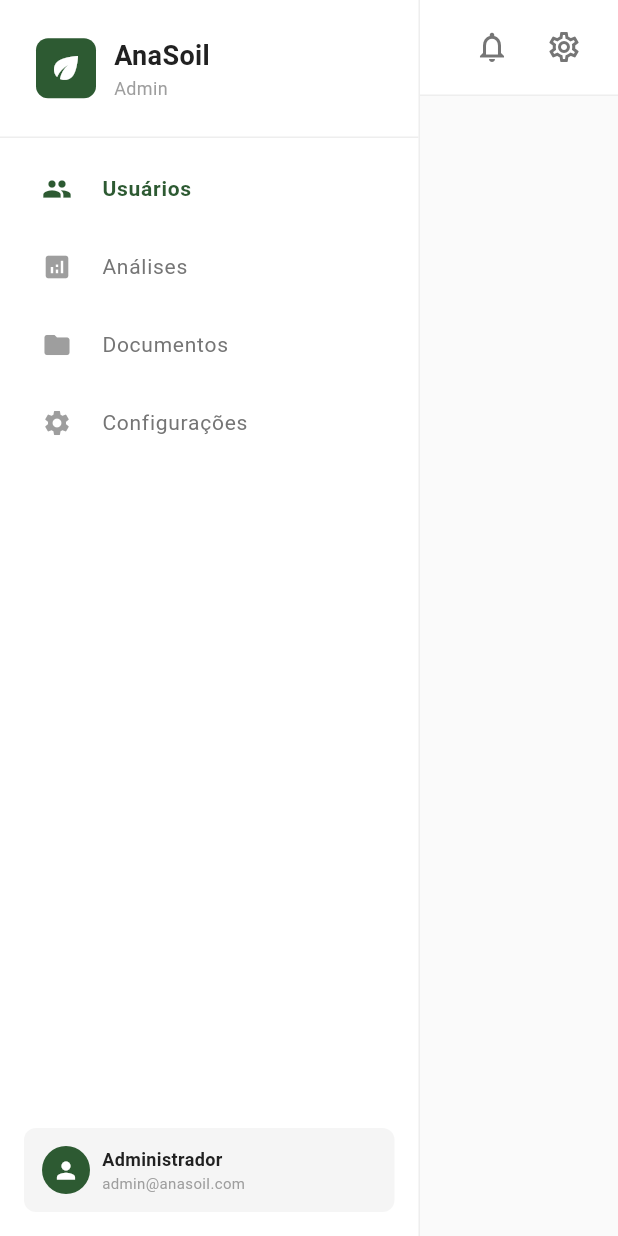
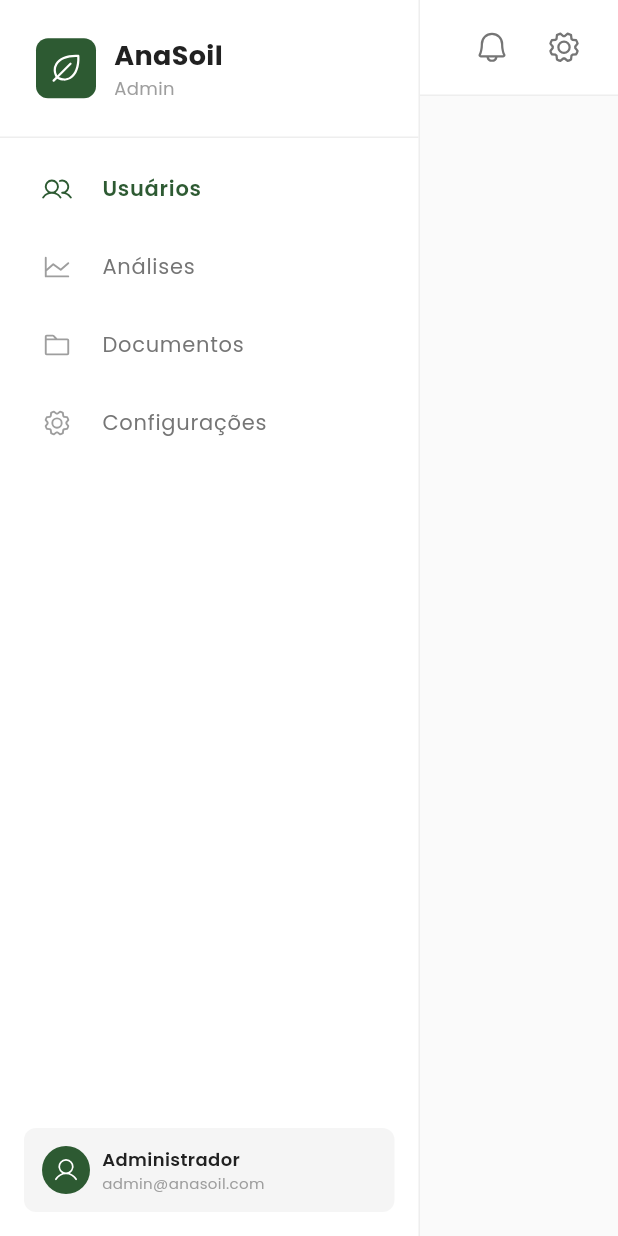
Before and after one commit to leandromesq/anasoil, a Flutter app: the AppLayout screen opened directly with empty values, on a phone screen of 412 x 824 dp. Run offline on Flutter 3.47's test engine with Material 3 defaults, Android fonts, the phone set to English and light mode, and no system bars; our stand-ins replace cloud_firestore, firebase_core, get_it, go_router, google_fonts, phosphor_flutter and 1 more; missing offline and left inert: result_command; accounts and stored records are empty.

Commit message:
changed font and icon library

```diff
--- a/anasoil_admin/lib/core/theme/app_theme.dart
+++ b/anasoil_admin/lib/core/theme/app_theme.dart
@@ -1,4 +1,5 @@
 import 'package:flutter/material.dart';
+import 'package:google_fonts/google_fonts.dart';
 
 class AppTheme {
   // Paleta de cores
@@ -54,18 +55,101 @@ class AppTheme {
       outlineVariant: baseGray200,
     ),
 
+    // Typography with Poppins font
+    textTheme: GoogleFonts.poppinsTextTheme().copyWith(
+      // Headings
+      displayLarge: GoogleFonts.poppins(
+        fontSize: 32,
+        fontWeight: FontWeight.w600,
+        color: baseGray900,
+      ),
+      displayMedium: GoogleFonts.poppins(
+        fontSize: 28,
+        fontWeight: FontWeight.w600,
+        color: baseGray900,
+      ),
+      displaySmall: GoogleFonts.poppins(
+        fontSize: 24,
+        fontWeight: FontWeight.w600,
+        color: baseGray900,
+      ),
+      headlineLarge: GoogleFonts.poppins(
+        fontSize: 22,
+        fontWeight: FontWeight.w600,
+        color: baseGray900,
+      ),
+      headlineMedium: GoogleFonts.poppins(
+        fontSize: 20,
+        fontWeight: FontWeight.w600,
+        color: baseGray900,
+      ),
+      headlineSmall: GoogleFonts.poppins(
+        fontSize: 18,
+        fontWeight: FontWeight.w600,
+        color: baseGray900,
+      ),
+      // Titles
+      titleLarge: GoogleFonts.poppins(
+        fontSize: 16,
+        fontWeight: FontWeight.w600,
+        color: baseGray900,
+      ),
+      titleMedium: GoogleFonts.poppins(
+        fontSize: 14,
+        fontWeight: FontWeight.w600,
+        color: baseGray900,
+      ),
+      titleSmall: GoogleFonts.poppins(
+        fontSize: 12,
+        fontWeight: FontWeight.w600,
+        color: baseGray900,
+      ),
+      // Body text
+      bodyLarge: GoogleFonts.poppins(
+        fontSize: 16,
+        fontWeight: FontWeight.w400,
+        color: baseGray900,
+      ),
+      bodyMedium: GoogleFonts.poppins(
+        fontSize: 14,
+        fontWeight: FontWeight.w400,
+        color: baseGray900,
+      ),
+      bodySmall: GoogleFonts.poppins(
+        fontSize: 12,
+        fontWeight: FontWeight.w400,
+        color: baseGray600,
+      ),
+      // Labels
+      labelLarge: GoogleFonts.poppins(
+        fontSize: 14,
+        fontWeight: FontWeight.w500,
+        color: baseGray900,
+      ),
+      labelMedium: GoogleFonts.poppins(
+        fontSize: 12,
+        fontWeight: FontWeight.w500,
+        color: baseGray600,
+      ),
+      labelSmall: GoogleFonts.poppins(
+        fontSize: 10,
+        fontWeight: FontWeight.w500,
+        color: baseGray600,
+      ),
+    ),
+
     // AppBar Theme
-    appBarTheme: const AppBarTheme(
+    appBarTheme: AppBarTheme(
       backgroundColor: baseWhite,
       foregroundColor: baseGray900,
       elevation: 0,
       surfaceTintColor: Colors.transparent,
-      titleTextStyle: TextStyle(
+      titleTextStyle: GoogleFonts.poppins(
         color: baseGray900,
         fontSize: 20,
         fontWeight: FontWeight.w600,
       ),
-      iconTheme: IconThemeData(color: baseGray600),
+      iconTheme: const IconThemeData(color: baseGray600),
     ),
 
     // Card Theme
@@ -84,7 +168,10 @@ class AppTheme {
         elevation: 0,
         padding: const EdgeInsets.symmetric(horizontal: 24, vertical: 12),
         shape: RoundedRectangleBorder(borderRadius: BorderRadius.circular(8)),
-        textStyle: const TextStyle(fontWeight: FontWeight.w600, fontSize: 14),
+        textStyle: GoogleFonts.poppins(
+          fontWeight: FontWeight.w600,
+          fontSize: 14,
+        ),
       ),
     ),
 
@@ -95,7 +182,10 @@ class AppTheme {
         side: const BorderSide(color: baseGray300),
         padding: const EdgeInsets.symmetric(horizontal: 24, vertical: 12),
         shape: RoundedRectangleBorder(borderRadius: BorderRadius.circular(8)),
-        textStyle: const TextStyle(fontWeight: FontWeight.w600, fontSize: 14),
+        textStyle: GoogleFonts.poppins(
+          fontWeight: FontWeight.w600,
+          fontSize: 14,
+        ),
       ),
     ),
 
@@ -123,14 +213,14 @@ class AppTheme {
     ),
 
     // Data Table Theme
-    dataTableTheme: const DataTableThemeData(
-      headingRowColor: WidgetStatePropertyAll(baseGray100),
-      headingTextStyle: TextStyle(
+    dataTableTheme: DataTableThemeData(
+      headingRowColor: const WidgetStatePropertyAll(baseGray100),
+      headingTextStyle: GoogleFonts.poppins(
         color: baseGray900,
         fontWeight: FontWeight.w600,
         fontSize: 14,
       ),
-      dataTextStyle: TextStyle(color: baseGray900, fontSize: 14),
+      dataTextStyle: GoogleFonts.poppins(color: baseGray900, fontSize: 14),
       dividerThickness: 1,
       horizontalMargin: 24,
       columnSpacing: 32,
--- a/anasoil_admin/lib/features/users/pages/user_list_page.dart
+++ b/anasoil_admin/lib/features/users/pages/user_list_page.dart
@@ -6,6 +6,7 @@ import 'package:anasoil_admin/shared/widgets/app_layout.dart';
 import 'package:anasoil_admin/core/theme/app_theme.dart';
 import 'package:flutter/material.dart';
 import 'package:go_router/go_router.dart';
+import 'package:phosphor_flutter/phosphor_flutter.dart';
 
 class UserListPage extends StatefulWidget {
   final UserListViewModel viewModel;
@@ -140,7 +141,7 @@ class _UserListPageState extends State<UserListPage> {
       actions: [
         ElevatedButton.icon(
           onPressed: () => context.go('/user/add'),
-          icon: const Icon(Icons.add, size: 18),
+          icon: Icon(PhosphorIcons.plus(), size: 18),
           label: const Text('Novo Usuário'),
           style: ElevatedButton.styleFrom(
             backgroundColor: AppTheme.primaryGreen,
--- a/anasoil_admin/lib/shared/widgets/app_layout.dart
+++ b/anasoil_admin/lib/shared/widgets/app_layout.dart
@@ -1,6 +1,7 @@
 import 'package:flutter/material.dart';
 import 'package:anasoil_admin/core/theme/app_theme.dart';
 import 'package:go_router/go_router.dart';
+import 'package:phosphor_flutter/phosphor_flutter.dart';
 
 class AppLayout extends StatelessWidget {
   final Widget body;
@@ -73,8 +74,8 @@ class AppSidebar extends StatelessWidget {
                     color: AppTheme.primaryGreen,
                     borderRadius: BorderRadius.circular(8),
                   ),
-                  child: const Icon(
-                    Icons.eco,
+                  child: Icon(
+                    PhosphorIcons.leaf(),
                     color: AppTheme.baseWhite,
                     size: 24,
                   ),
@@ -110,27 +111,27 @@ class AppSidebar extends StatelessWidget {
           Expanded(
             child: ListView(
               padding: const EdgeInsets.symmetric(vertical: 8),
-              children: const [
+              children: [
                 SidebarItem(
-                  icon: Icons.people,
+                  icon: PhosphorIcons.users(),
                   title: 'Usuários',
                   isActive: true,
                   route: '/users',
                 ),
                 SidebarItem(
-                  icon: Icons.analytics,
+                  icon: PhosphorIcons.chartLine(),
                   title: 'Análises',
                   isActive: false,
                   route: '/analytics',
                 ),
                 SidebarItem(
-                  icon: Icons.folder,
+                  icon: PhosphorIcons.folder(),
                   title: 'Documentos',
                   isActive: false,
                   route: '/documents',
                 ),
                 SidebarItem(
-                  icon: Icons.settings,
+                  icon: PhosphorIcons.gear(),
                   title: 'Configurações',
                   isActive: false,
                   route: '/settings',
@@ -147,13 +148,13 @@ class AppSidebar extends StatelessWidget {
               color: AppTheme.baseGray100,
               borderRadius: BorderRadius.circular(8),
             ),
-            child: const Row(
+            child: Row(
               children: [
                 CircleAvatar(
                   radius: 16,
                   backgroundColor: AppTheme.primaryGreen,
                   child: Icon(
-                    Icons.person,
+                    PhosphorIcons.user(),
                     size: 18,
                     color: AppTheme.baseWhite,
                   ),
@@ -275,17 +276,11 @@ class AppNavbar extends StatelessWidget {
             // Profile/Settings
             IconButton(
               onPressed: () {},
-              icon: const Icon(
-                Icons.notifications_outlined,
-                color: AppTheme.baseGray600,
-              ),
+              icon: Icon(PhosphorIcons.bell(), color: AppTheme.baseGray600),
             ),
             IconButton(
               onPressed: () {},
-              icon: const Icon(
-                Icons.settings_outlined,
-                color: AppTheme.baseGray600,
-              ),
+              icon: Icon(PhosphorIcons.gear(), color: AppTheme.baseGray600),
             ),
           ],
         ),
--- a/anasoil_admin/pubspec.yaml
+++ b/anasoil_admin/pubspec.yaml
@@ -2,7 +2,7 @@ name: anasoil_admin
 description: "A new Flutter project."
 # The following line prevents the package from being accidentally published to
 # pub.dev using `flutter pub publish`. This is preferred for private packages.
-publish_to: 'none' # Remove this line if you wish to publish to pub.dev
+publish_to: "none" # Remove this line if you wish to publish to pub.dev
 
 # The following defines the version and build number for your application.
 # A version number is three numbers separated by dots, like 1.2.43
@@ -41,6 +41,8 @@ dependencies:
   go_router: ^16.2.1
   result_command: ^2.1.0
   result_dart: ^2.1.1
+  google_fonts: ^6.2.1
+  phosphor_flutter: ^2.1.0
 
 dev_dependencies:
   flutter_test:
@@ -58,7 +60,6 @@ dev_dependencies:
 
 # The following section is specific to Flutter packages.
 flutter:
-
   # The following line ensures that the Material Icons font is
   # included with your application, so that you can use the icons in
   # the material Icons class.
```
Also changed, not shown: anasoil_admin/lib/features/users/pages/user_form_page.dart (+13 -8 lines), anasoil_admin/lib/features/users/pages/user_relation_page.dart (+8 -7 lines), anasoil_admin/lib/features/users/widgets/users_data_table.dart (+14 -9 lines), anasoil_admin/lib/features/users/widgets/users_filters.dart (+42 -35 lines).
